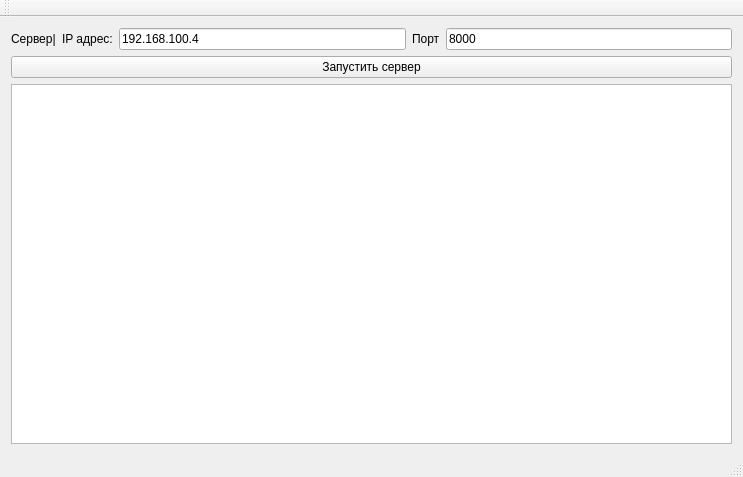
Qt form src/Server/mainwindow.ui (Alex-Sidorov/TeamData) before a commit.
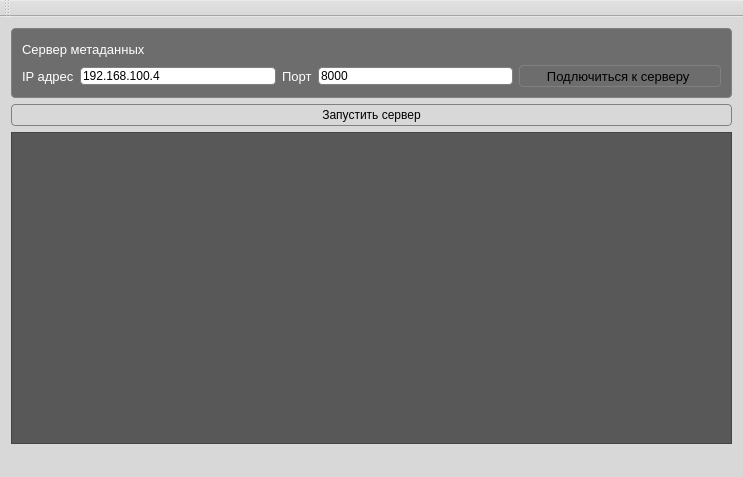
The same form after that commit.

```diff
--- a/src/Server/mainwindow.ui
+++ b/src/Server/mainwindow.ui
@@ -13,33 +13,103 @@
   <property name="windowTitle">
    <string>MainWindow</string>
   </property>
+  <property name="styleSheet">
+   <string notr="true">QWidget {
+    background-color: rgb(216, 216, 216);
+}
+</string>
+  </property>
   <widget class="QWidget" name="centralWidget">
    <layout class="QVBoxLayout" name="verticalLayout">
     <item>
-     <layout class="QHBoxLayout" name="horizontalLayout_2">
+     <widget class="QWidget" name="widget" native="true">
+      <property name="styleSheet">
+       <string notr="true">QWidget
+{
+	border: 1px solid grey;
+	border-radius: 4px;
+	background-color:rgb(109, 109, 109);
+}
+</string>
+      </property>
+      <layout class="QVBoxLayout" name="verticalLayout_2">
       <item>
-       <widget class="QLabel" name="label_6">
+        <layout class="QHBoxLayout" name="horizontalLayout_8">
+         <item>
+          <widget class="QLabel" name="label_7">
+           <property name="font">
+            <font>
+             <pointsize>10</pointsize>
+            </font>
+           </property>
+           <property name="styleSheet">
+            <string notr="true">border: 1px ;
+color : white;</string>
+           </property>
         <property name="text">
-         <string>Сервер|</string>
+            <string>Сервер метаданных</string>
         </property>
        </widget>
       </item>
       <item>
-       <widget class="QLabel" name="label_3">
+          <spacer name="horizontalSpacer">
+           <property name="orientation">
+            <enum>Qt::Horizontal</enum>
+           </property>
+           <property name="sizeHint" stdset="0">
+            <size>
+             <width>40</width>
+             <height>20</height>
+            </size>
+           </property>
+          </spacer>
+         </item>
+        </layout>
+       </item>
+       <item>
+        <layout class="QHBoxLayout" name="horizontalLayout_4">
+         <item>
+          <widget class="QLabel" name="label_5">
+           <property name="font">
+            <font>
+             <pointsize>10</pointsize>
+            </font>
+           </property>
+           <property name="styleSheet">
+            <string notr="true">border: 1px ;
+color : white;</string>
+           </property>
         <property name="text">
-         <string>IP адрес:</string>
+            <string>IP адрес</string>
         </property>
        </widget>
       </item>
       <item>
        <widget class="QLineEdit" name="serv_addr">
+           <property name="styleSheet">
+            <string notr="true">QWidget
+{
+	border: 1px solid grey;
+	border-radius: 4px;
+	background : white;
+}</string>
+           </property>
         <property name="text">
          <string>192.168.100.4</string>
         </property>
        </widget>
       </item>
       <item>
-       <widget class="QLabel" name="label_4">
+          <widget class="QLabel" name="label_8">
+           <property name="font">
+            <font>
+             <pointsize>10</pointsize>
+            </font>
+           </property>
+           <property name="styleSheet">
+            <string notr="true">border: 1px ;
+color : white;</string>
+           </property>
         <property name="text">
          <string>Порт</string>
         </property>
@@ -47,15 +117,72 @@
       </item>
       <item>
        <widget class="QLineEdit" name="serv_port">
+           <property name="styleSheet">
+            <string notr="true">QWidget
+{
+	border: 1px solid grey;
+	border-radius: 4px;
+	background : white;
+}</string>
+           </property>
         <property name="text">
          <string>8000</string>
         </property>
        </widget>
       </item>
-     </layout>
+         <item>
+          <widget class="QPushButton" name="pushButton">
+           <property name="font">
+            <font>
+             <pointsize>10</pointsize>
+            </font>
+           </property>
+           <property name="styleSheet">
+            <string notr="true">QPushButton
+{ 
+	height:20;
+	width:200;
+	border: 1px solid grey;
+	border-radius: 4px;
+    background-color: qlineargradient(x1: 0, y1: 0, x2: 0, y2: 1,
+                                      stop: 0 #dadbde, stop: 1 #f6f7fa);
+}
+
+QPushButton::pressed {
+    background-color:qlineargradient(x1: 0, y1: 0, x2: 0, y2: 1,
+                                      stop: 0 rgb(251, 252, 255), stop: 1 #f6f7fa);
+}
+</string>
+           </property>
+           <property name="text">
+            <string>Подлючиться к серверу </string>
+           </property>
+          </widget>
+         </item>
+        </layout>
+       </item>
+      </layout>
+     </widget>
     </item>
     <item>
      <widget class="QPushButton" name="work_button">
+      <property name="styleSheet">
+       <string notr="true">QPushButton
+{ 
+	height:20;
+	width:140;
+	border: 1px solid grey;
+	border-radius: 4px;
+    background-color: qlineargradient(x1: 0, y1: 0, x2: 0, y2: 1,
+                                      stop: 0 #dadbde, stop: 1 #f6f7fa);
+}
+
+QPushButton::pressed {
+    background-color:qlineargradient(x1: 0, y1: 0, x2: 0, y2: 1,
+                                      stop: 0 rgb(251, 252, 255), stop: 1 #f6f7fa);
+}
+</string>
+      </property>
       <property name="text">
        <string>Запустить сервер</string>
       </property>
@@ -64,7 +191,12 @@
     <item>
      <layout class="QHBoxLayout" name="horizontalLayout_3">
       <item>
-       <widget class="QListWidget" name="terminal"/>
+       <widget class="QListWidget" name="terminal">
+        <property name="styleSheet">
+         <string notr="true">background-color:rgb(88, 88, 88);
+color:white;</string>
+        </property>
+       </widget>
       </item>
      </layout>
     </item>
```
Lines whose indentation alone changed are shown as unchanged.
